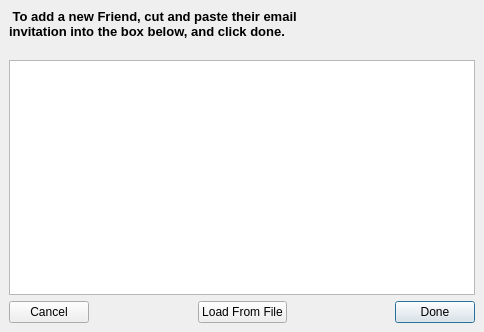
The window that rs-Qt-gui/src/gui/connect/AddFriendDialog.ui (autoscatto/retroshare) describes before a commit, drawn with Qt 5.
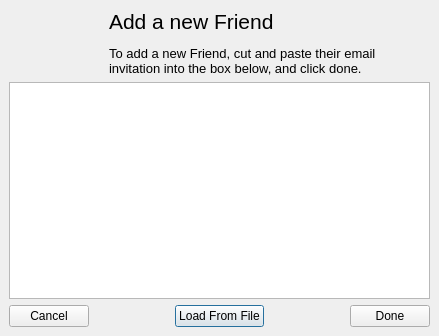
The same window after the commit.

Commit message: added background image

Patch:
```diff
--- a/rs-Qt-gui/src/gui/connect/AddFriendDialog.ui
+++ b/rs-Qt-gui/src/gui/connect/AddFriendDialog.ui
@@ -5,8 +5,8 @@
    <rect>
     <x>0</x>
     <y>0</y>
-    <width>484</width>
-    <height>332</height>
+    <width>439</width>
+    <height>336</height>
    </rect>
   </property>
   <property name="windowTitle" >
@@ -35,58 +35,6 @@
      </property>
     </widget>
    </item>
-   <item row="0" column="0" colspan="5" >
-    <widget class="QLabel" name="label" >
-     <property name="text" >
-      <string>&lt;html>&lt;head>&lt;meta name="qrichtext" content="1" />&lt;style type="text/css">
-p, li { white-space: pre-wrap; }
-&lt;/style>&lt;/head>&lt;body style=" font-family:'Arial'; font-size:8pt; font-weight:400; font-style:normal; text-decoration:none;">
-&lt;p style=" margin-top:0px; margin-bottom:0px; margin-left:0px; margin-right:0px; -qt-block-indent:0; text-indent:0px;">&lt;span style=" font-size:10pt; font-weight:600;"> To add a new Friend, cut and paste their email &lt;/span>&lt;/p>
-&lt;p style=" margin-top:0px; margin-bottom:0px; margin-left:0px; margin-right:0px; -qt-block-indent:0; text-indent:0px; font-size:10pt; font-weight:600;">invitation into the box below, and click done.&lt;/p>
-&lt;p style="-qt-paragraph-type:empty; margin-top:0px; margin-bottom:0px; margin-left:0px; margin-right:0px; -qt-block-indent:0; text-indent:0px; font-size:10pt; font-weight:600;">&lt;/p>&lt;/body>&lt;/html></string>
-     </property>
-    </widget>
-   </item>
-   <item row="2" column="3" >
-    <spacer>
-     <property name="orientation" >
-      <enum>Qt::Horizontal</enum>
-     </property>
-     <property name="sizeHint" >
-      <size>
-       <width>40</width>
-       <height>20</height>
-      </size>
-     </property>
-    </spacer>
-   </item>
-   <item row="2" column="1" >
-    <spacer>
-     <property name="orientation" >
-      <enum>Qt::Horizontal</enum>
-     </property>
-     <property name="sizeHint" >
-      <size>
-       <width>40</width>
-       <height>20</height>
-      </size>
-     </property>
-    </spacer>
-   </item>
-   <item row="2" column="4" >
-    <widget class="QPushButton" name="doneButton" >
-     <property name="text" >
-      <string>Done</string>
-     </property>
-    </widget>
-   </item>
-   <item row="2" column="0" >
-    <widget class="QPushButton" name="cancelButton" >
-     <property name="text" >
-      <string>Cancel</string>
-     </property>
-    </widget>
-   </item>
    <item row="2" column="2" >
     <widget class="QPushButton" name="fileButton" >
      <property name="text" >
@@ -94,6 +42,532 @@
      </property>
     </widget>
    </item>
+   <item row="2" column="0" >
+    <widget class="QPushButton" name="cancelButton" >
+     <property name="text" >
+      <string>Cancel</string>
+     </property>
+    </widget>
+   </item>
+   <item row="2" column="4" >
+    <widget class="QPushButton" name="doneButton" >
+     <property name="text" >
+      <string>Done</string>
+     </property>
+    </widget>
+   </item>
+   <item row="2" column="1" >
+    <spacer>
+     <property name="orientation" >
+      <enum>Qt::Horizontal</enum>
+     </property>
+     <property name="sizeHint" >
+      <size>
+       <width>40</width>
+       <height>20</height>
+      </size>
+     </property>
+    </spacer>
+   </item>
+   <item row="2" column="3" >
+    <spacer>
+     <property name="orientation" >
+      <enum>Qt::Horizontal</enum>
+     </property>
+     <property name="sizeHint" >
+      <size>
+       <width>40</width>
+       <height>20</height>
+      </size>
+     </property>
+    </spacer>
+   </item>
+   <item row="0" column="0" colspan="5" >
+    <widget class="QLabel" name="addfriendLabel" >
+     <property name="palette" >
+      <palette>
+       <active>
+        <colorrole role="WindowText" >
+         <brush brushstyle="SolidPattern" >
+          <color alpha="255" >
+           <red>0</red>
+           <green>0</green>
+           <blue>0</blue>
+          </color>
+         </brush>
+        </colorrole>
+        <colorrole role="Button" >
+         <brush brushstyle="SolidPattern" >
+          <color alpha="255" >
+           <red>212</red>
+           <green>208</green>
+           <blue>200</blue>
+          </color>
+         </brush>
+        </colorrole>
+        <colorrole role="Light" >
+         <brush brushstyle="SolidPattern" >
+          <color alpha="255" >
+           <red>255</red>
+           <green>255</green>
+           <blue>255</blue>
+          </color>
+         </brush>
+        </colorrole>
+        <colorrole role="Midlight" >
+         <brush brushstyle="SolidPattern" >
+          <color alpha="255" >
+           <red>234</red>
+           <green>229</green>
+           <blue>220</blue>
+          </color>
+         </brush>
+        </colorrole>
+        <colorrole role="Dark" >
+         <brush brushstyle="SolidPattern" >
+          <color alpha="255" >
+           <red>128</red>
+           <green>128</green>
+           <blue>128</blue>
+          </color>
+         </brush>
+        </colorrole>
+        <colorrole role="Mid" >
+         <brush brushstyle="SolidPattern" >
+          <color alpha="255" >
+           <red>141</red>
+           <green>139</green>
+           <blue>133</blue>
+          </color>
+         </brush>
+        </colorrole>
+        <colorrole role="Text" >
+         <brush brushstyle="SolidPattern" >
+          <color alpha="255" >
+           <red>255</red>
+           <green>255</green>
+           <blue>255</blue>
+          </color>
+         </brush>
+        </colorrole>
+        <colorrole role="BrightText" >
+         <brush brushstyle="SolidPattern" >
+          <color alpha="255" >
+           <red>255</red>
+           <green>255</green>
+           <blue>255</blue>
+          </color>
+         </brush>
+        </colorrole>
+        <colorrole role="ButtonText" >
+         <brush brushstyle="SolidPattern" >
+          <color alpha="255" >
+           <red>0</red>
+           <green>0</green>
+           <blue>0</blue>
+          </color>
+         </brush>
+        </colorrole>
+        <colorrole role="Base" >
+         <brush brushstyle="SolidPattern" >
+          <color alpha="255" >
+           <red>255</red>
+           <green>255</green>
+           <blue>255</blue>
+          </color>
+         </brush>
+        </colorrole>
+        <colorrole role="Window" >
+         <brush brushstyle="SolidPattern" >
+          <color alpha="255" >
+           <red>212</red>
+           <green>208</green>
+           <blue>200</blue>
+          </color>
+         </brush>
+        </colorrole>
+        <colorrole role="Shadow" >
+         <brush brushstyle="SolidPattern" >
+          <color alpha="255" >
+           <red>64</red>
+           <green>64</green>
+           <blue>64</blue>
+          </color>
+         </brush>
+        </colorrole>
+        <colorrole role="Highlight" >
+         <brush brushstyle="SolidPattern" >
+          <color alpha="255" >
+           <red>10</red>
+           <green>36</green>
+           <blue>106</blue>
+          </color>
+         </brush>
+        </colorrole>
+        <colorrole role="HighlightedText" >
+         <brush brushstyle="SolidPattern" >
+          <color alpha="255" >
+           <red>255</red>
+           <green>255</green>
+           <blue>255</blue>
+          </color>
+         </brush>
+        </colorrole>
+        <colorrole role="Link" >
+         <brush brushstyle="SolidPattern" >
+          <color alpha="255" >
+           <red>0</red>
+           <green>0</green>
+           <blue>255</blue>
+          </color>
+         </brush>
+        </colorrole>
+        <colorrole role="LinkVisited" >
+         <brush brushstyle="SolidPattern" >
+          <color alpha="255" >
+           <red>255</red>
+           <green>0</green>
+           <blue>255</blue>
+          </color>
+         </brush>
+        </colorrole>
+        <colorrole role="AlternateBase" >
+         <brush brushstyle="SolidPattern" >
+          <color alpha="255" >
+           <red>232</red>
+           <green>232</green>
+           <blue>232</blue>
+          </color>
+         </brush>
+        </colorrole>
+       </active>
+       <inactive>
+        <colorrole role="WindowText" >
+         <brush brushstyle="SolidPattern" >
+          <color alpha="255" >
+           <red>0</red>
+           <green>0</green>
+           <blue>0</blue>
+          </color>
+         </brush>
+        </colorrole>
+        <colorrole role="Button" >
+         <brush brushstyle="SolidPattern" >
+          <color alpha="255" >
+           <red>212</red>
+           <green>208</green>
+           <blue>200</blue>
+          </color>
+         </brush>
+        </colorrole>
+        <colorrole role="Light" >
+         <brush brushstyle="SolidPattern" >
+          <color alpha="255" >
+           <red>255</red>
+           <green>255</green>
+           <blue>255</blue>
+          </color>
+         </brush>
+        </colorrole>
+        <colorrole role="Midlight" >
+         <brush brushstyle="SolidPattern" >
+          <color alpha="255" >
+           <red>234</red>
+           <green>229</green>
+           <blue>220</blue>
+          </color>
+         </brush>
+        </colorrole>
+        <colorrole role="Dark" >
+         <brush brushstyle="SolidPattern" >
+          <color alpha="255" >
+           <red>128</red>
+           <green>128</green>
+           <blue>128</blue>
+          </color>
+         </brush>
+        </colorrole>
+        <colorrole role="Mid" >
+         <brush brushstyle="SolidPattern" >
+          <color alpha="255" >
+           <red>141</red>
+           <green>139</green>
+           <blue>133</blue>
+          </color>
+         </brush>
+        </colorrole>
+        <colorrole role="Text" >
+         <brush brushstyle="SolidPattern" >
+          <color alpha="255" >
+           <red>255</red>
+           <green>255</green>
+           <blue>255</blue>
+          </color>
+         </brush>
+        </colorrole>
+        <colorrole role="BrightText" >
+         <brush brushstyle="SolidPattern" >
+          <color alpha="255" >
+           <red>255</red>
+           <green>255</green>
+           <blue>255</blue>
+          </color>
+         </brush>
+        </colorrole>
+        <colorrole role="ButtonText" >
+         <brush brushstyle="SolidPattern" >
+          <color alpha="255" >
+           <red>0</red>
+           <green>0</green>
+           <blue>0</blue>
+          </color>
+         </brush>
+        </colorrole>
+        <colorrole role="Base" >
+         <brush brushstyle="SolidPattern" >
+          <color alpha="255" >
+           <red>255</red>
+           <green>255</green>
+           <blue>255</blue>
+          </color>
+         </brush>
+        </colorrole>
+        <colorrole role="Window" >
+         <brush brushstyle="SolidPattern" >
+          <color alpha="255" >
+           <red>212</red>
+           <green>208</green>
+           <blue>200</blue>
+          </color>
+         </brush>
+        </colorrole>
+        <colorrole role="Shadow" >
+         <brush brushstyle="SolidPattern" >
+          <color alpha="255" >
+           <red>64</red>
+           <green>64</green>
+           <blue>64</blue>
+          </color>
+         </brush>
+        </colorrole>
+        <colorrole role="Highlight" >
+         <brush brushstyle="SolidPattern" >
+          <color alpha="255" >
+           <red>212</red>
+           <green>208</green>
+           <blue>200</blue>
+          </color>
+         </brush>
+        </colorrole>
+        <colorrole role="HighlightedText" >
+         <brush brushstyle="SolidPattern" >
+          <color alpha="255" >
+           <red>0</red>
+           <green>0</green>
+           <blue>0</blue>
+          </color>
+         </brush>
+        </colorrole>
+        <colorrole role="Link" >
+         <brush brushstyle="SolidPattern" >
+          <color alpha="255" >
+           <red>0</red>
+           <green>0</green>
+           <blue>255</blue>
+          </color>
+         </brush>
+        </colorrole>
+        <colorrole role="LinkVisited" >
+         <brush brushstyle="SolidPattern" >
+          <color alpha="255" >
+           <red>255</red>
+           <green>0</green>
+           <blue>255</blue>
+          </color>
+         </brush>
+        </colorrole>
+        <colorrole role="AlternateBase" >
+         <brush brushstyle="SolidPattern" >
+          <color alpha="255" >
+           <red>232</red>
+           <green>232</green>
+           <blue>232</blue>
+          </color>
+         </brush>
+        </colorrole>
+       </inactive>
+       <disabled>
+        <colorrole role="WindowText" >
+         <brush brushstyle="SolidPattern" >
+          <color alpha="255" >
+           <red>106</red>
+           <green>104</green>
+           <blue>100</blue>
+          </color>
+         </brush>
+        </colorrole>
+        <colorrole role="Button" >
+         <brush brushstyle="SolidPattern" >
+          <color alpha="255" >
+           <red>212</red>
+           <green>208</green>
+           <blue>200</blue>
+          </color>
+         </brush>
+        </colorrole>
+        <colorrole role="Light" >
+         <brush brushstyle="SolidPattern" >
+          <color alpha="255" >
+           <red>255</red>
+           <green>255</green>
+           <blue>255</blue>
+          </color>
+         </brush>
+        </colorrole>
+        <colorrole role="Midlight" >
+         <brush brushstyle="SolidPattern" >
+          <color alpha="255" >
+           <red>233</red>
+           <green>231</green>
+           <blue>227</blue>
+          </color>
+         </brush>
+        </colorrole>
+        <colorrole role="Dark" >
+         <brush brushstyle="SolidPattern" >
+          <color alpha="255" >
+           <red>128</red>
+           <green>128</green>
+           <blue>128</blue>
+          </color>
+         </brush>
+        </colorrole>
+        <colorrole role="Mid" >
+         <brush brushstyle="SolidPattern" >
+          <color alpha="255" >
+           <red>141</red>
+           <green>139</green>
+           <blue>133</blue>
+          </color>
+         </brush>
+        </colorrole>
+        <colorrole role="Text" >
+         <brush brushstyle="SolidPattern" >
+          <color alpha="255" >
+           <red>106</red>
+           <green>104</green>
+           <blue>100</blue>
+          </color>
+         </brush>
+        </colorrole>
+        <colorrole role="BrightText" >
+         <brush brushstyle="SolidPattern" >
+          <color alpha="255" >
+           <red>255</red>
+           <green>255</green>
+           <blue>255</blue>
+          </color>
+         </brush>
+        </colorrole>
+        <colorrole role="ButtonText" >
+         <brush brushstyle="SolidPattern" >
+          <color alpha="255" >
+           <red>106</red>
+           <green>104</green>
+           <blue>100</blue>
+          </color>
+         </brush>
+        </colorrole>
+        <colorrole role="Base" >
+         <brush brushstyle="SolidPattern" >
+          <color alpha="255" >
+           <red>212</red>
+           <green>208</green>
+           <blue>200</blue>
+          </color>
+         </brush>
+        </colorrole>
+        <colorrole role="Window" >
+         <brush brushstyle="SolidPattern" >
+          <color alpha="255" >
+           <red>212</red>
+           <green>208</green>
+           <blue>200</blue>
+          </color>
+         </brush>
+        </colorrole>
+        <colorrole role="Shadow" >
+         <brush brushstyle="SolidPattern" >
+          <color alpha="255" >
+           <red>0</red>
+           <green>0</green>
+           <blue>0</blue>
+          </color>
+         </brush>
+        </colorrole>
+        <colorrole role="Highlight" >
+         <brush brushstyle="SolidPattern" >
+          <color alpha="255" >
+           <red>10</red>
+           <green>36</green>
+           <blue>106</blue>
+          </color>
+         </brush>
+        </colorrole>
+        <colorrole role="HighlightedText" >
+         <brush brushstyle="SolidPattern" >
+          <color alpha="255" >
+           <red>255</red>
+           <green>255</green>
+           <blue>255</blue>
+          </color>
+         </brush>
+        </colorrole>
+        <colorrole role="Link" >
+         <brush brushstyle="SolidPattern" >
+          <color alpha="255" >
+           <red>0</red>
+           <green>0</green>
+           <blue>255</blue>
+          </color>
+         </brush>
+        </colorrole>
+        <colorrole role="LinkVisited" >
+         <brush brushstyle="SolidPattern" >
+          <color alpha="255" >
+           <red>255</red>
+           <green>0</green>
+           <blue>255</blue>
+          </color>
+         </brush>
+        </colorrole>
+        <colorrole role="AlternateBase" >
+         <brush brushstyle="SolidPattern" >
+          <color alpha="255" >
+           <red>232</red>
+           <green>232</green>
+           <blue>232</blue>
+          </color>
+         </brush>
+        </colorrole>
+       </disabled>
+      </palette>
+     </property>
+     <property name="text" >
+      <string>&lt;html>&lt;head>&lt;meta name="qrichtext" content="1" />&lt;style type="text/css">
+p, li { white-space: pre-wrap; }
+&lt;/style>&lt;/head>&lt;body style=" font-family:'MS Shell Dlg 2'; font-size:8.25pt; font-weight:400; font-style:normal; text-decoration:none;">
+&lt;p style=" margin-top:0px; margin-bottom:0px; margin-left:0px; margin-right:0px; -qt-block-indent:0; text-indent:0px; font-family:'Arial'; font-size:8pt;">&lt;span style=" font-size:16pt;">Add a new Friend&lt;/span>&lt;br />&lt;br />&lt;span style=" font-size:10pt;">To add a new Friend, cut and paste their email &lt;/span>&lt;/p>
+&lt;p style=" margin-top:0px; margin-bottom:0px; margin-left:0px; margin-right:0px; -qt-block-indent:0; text-indent:0px; font-family:'Arial'; font-size:10pt;">invitation into the box below, and click done.&lt;/p>&lt;/body>&lt;/html></string>
+     </property>
+     <property name="alignment" >
+      <set>Qt::AlignLeading|Qt::AlignLeft|Qt::AlignVCenter</set>
+     </property>
+     <property name="indent" >
+      <number>100</number>
+     </property>
+    </widget>
+   </item>
   </layout>
  </widget>
  <resources/>
```
The commit also changes 1 other file.
